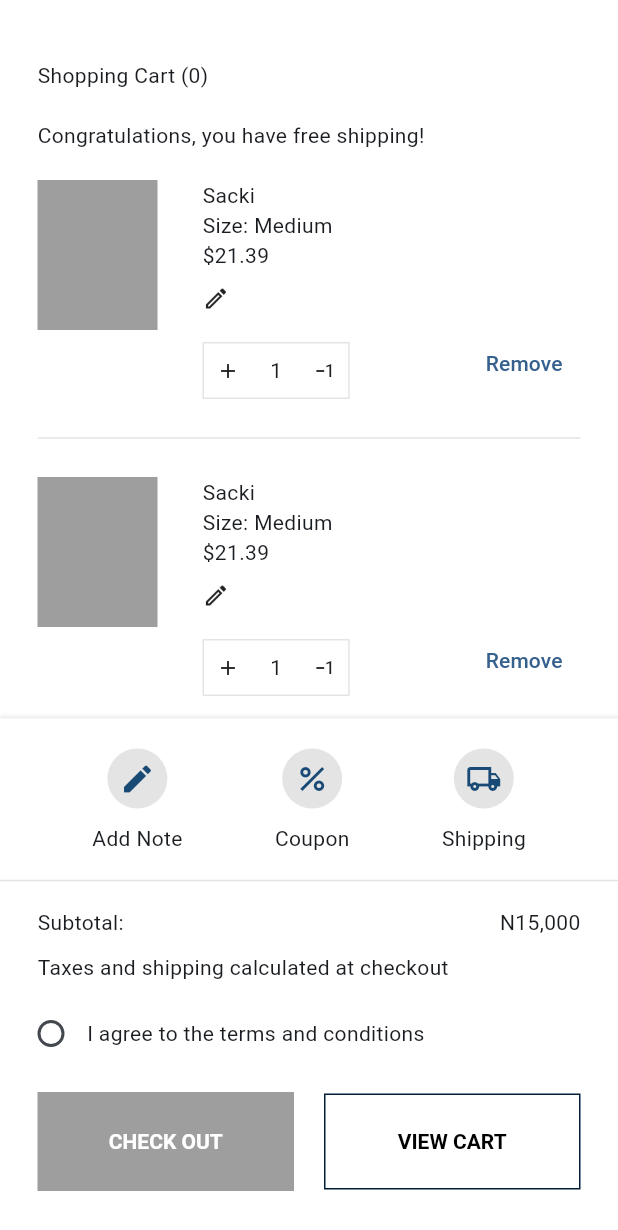
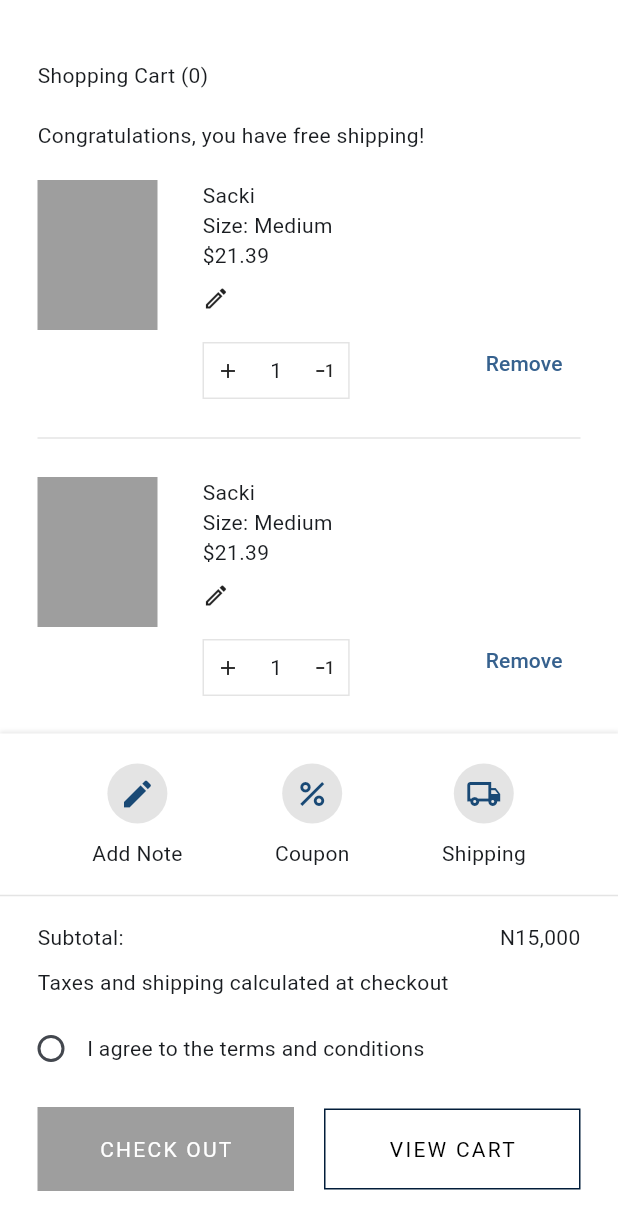
Before and after one commit to joena1o/Unique-E-commerce-App, a Flutter app: the EndDrawerItems widget shown alone on an empty page, opened directly, on a phone screen of 412 x 824 dp. Shown: the top 1230 px of the screen. Run offline on Flutter 3.47's test engine with Material 3 defaults, Android fonts, the phone set to English and light mode, and no system bars; our stand-ins replace flutter_breadcrumb, get_it, go_router; Roboto replaces fonts that are missing (Montserrat).

```diff
--- a/lib/features/home_screen/pages/home_screen.dart
+++ b/lib/features/home_screen/pages/home_screen.dart
@@ -40,7 +40,7 @@ class _HomeScreenState extends State<HomeScreen>
       endDrawer: Drawer(
         shape: const RoundedRectangleBorder(),
         backgroundColor: Theme.of(context).scaffoldBackgroundColor,
-        width: Responsive.getSize(context).width * .8,
+        width: Responsive.getSize(context).width * .85,
         child: EndDrawerItems(
             callback: () => _scaffoldKey.currentState?.closeEndDrawer()),
       ),
--- a/lib/features/home_screen/widgets/end_drawer_items.dart
+++ b/lib/features/home_screen/widgets/end_drawer_items.dart
@@ -129,11 +129,15 @@ class _EndDrawerItemsState extends State<EndDrawerItems> {
                   children: [
                     Expanded(
                       child: Container(
-                        padding: const EdgeInsets.all(7),
+                        padding: const EdgeInsets.all(2),
                         decoration: UtilityClass.setButtonDecoration(
                             AppColors.inactiveColor!),
                         child: ElevatedButton(
-                            onPressed: () {}, child: const Text("CHECK OUT")),
+                            onPressed: () {},
+                            child: Text(
+                              "CHECK OUT",
+                              style: UtilityClass.buttonStyleWhite,
+                            )),
                       ),
                     ),
                     const SizedBox(
@@ -141,13 +145,13 @@ class _EndDrawerItemsState extends State<EndDrawerItems> {
                     ),
                     Expanded(
                       child: Container(
-                        padding: const EdgeInsets.all(7),
+                        padding: const EdgeInsets.all(2),
                         decoration: UtilityClass.buttonDecorationOnlyOutline,
                         child: ElevatedButton(
                             onPressed: () {},
-                            child: const Text(
+                            child: Text(
                               "VIEW CART",
-                              style: TextStyle(color: Colors.black),
+                              style: UtilityClass.buttonStyleBlack,
                             )),
                       ),
                     )
--- a/lib/utils/utility_class.dart
+++ b/lib/utils/utility_class.dart
@@ -142,7 +142,10 @@ class UtilityClass {
       borderRadius: BorderRadius.circular(0),
     );
   }
-//Button Container Styles
+//Button Container Styles'
+
+  static TextStyle navFontBlackNoSpace = const TextStyle(
+      fontSize: 12, fontWeight: FontWeight.w600, color: Colors.black);
 
   static TextStyle navFontBlack = const TextStyle(
       fontSize: 12,
```
Also changed, not shown: lib/features/product_screen/presentation/pages/product_screen.dart (+22 -11 lines).
